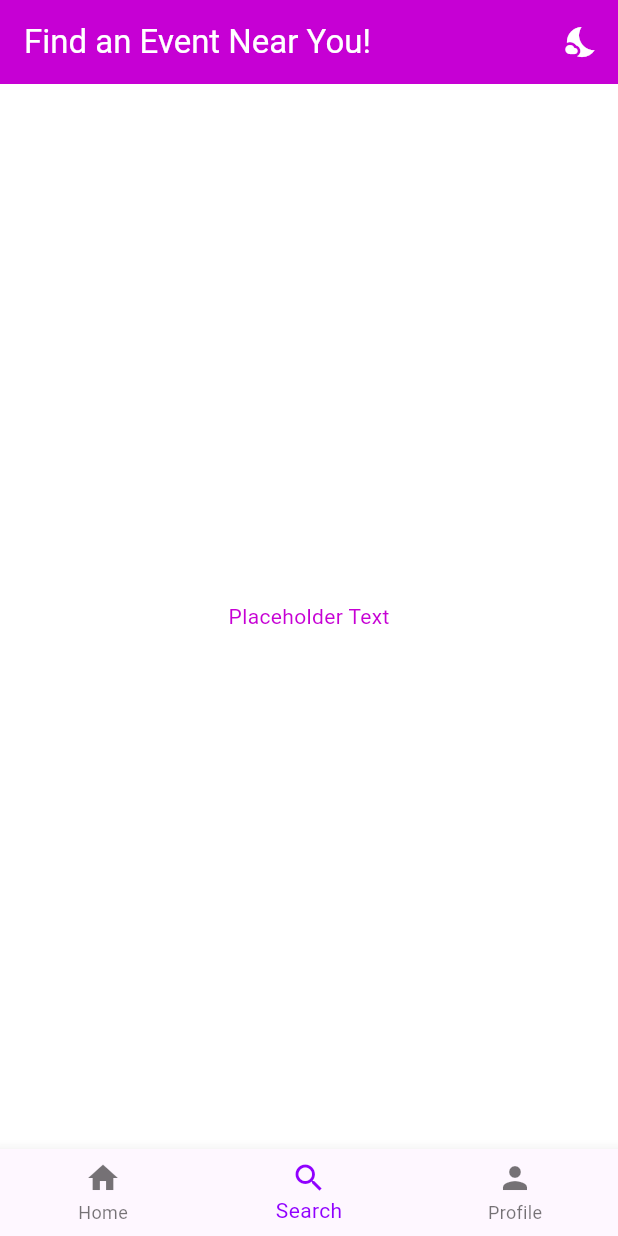
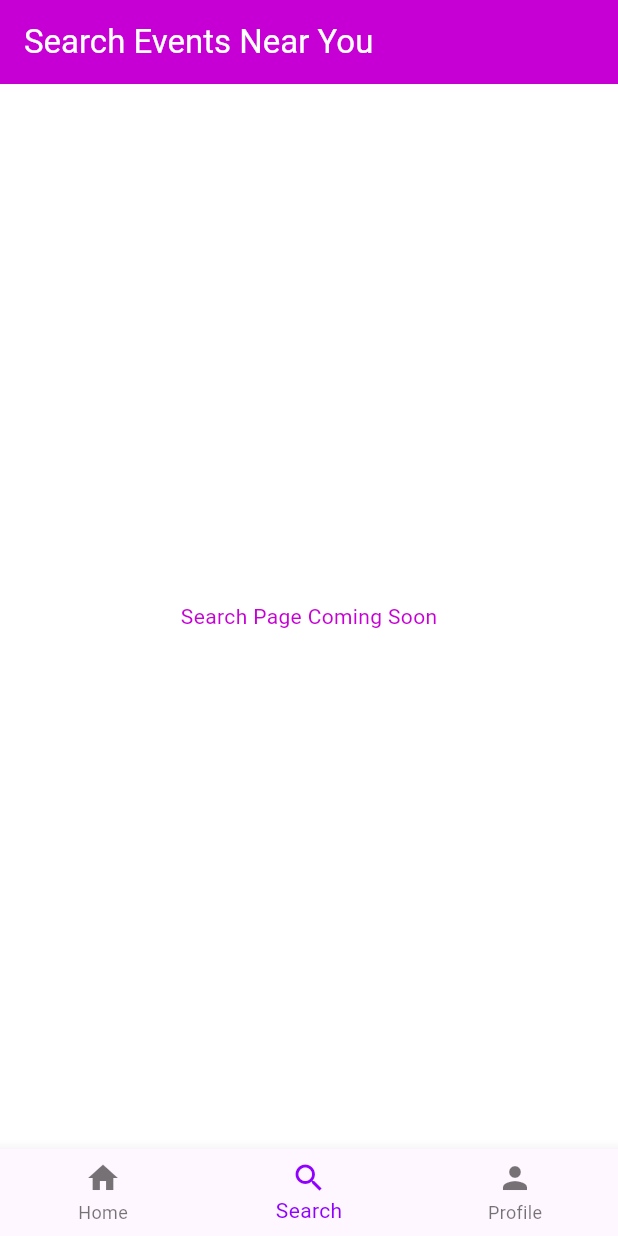
Before and after one commit to ggiacobbe2/events_finder_app, a Flutter app: the screen it shows after launch, item 2 of the bottom bar chosen, on a phone screen of 412 x 824 dp. Run offline on Flutter 3.47's test engine with Material 3 defaults, Android fonts, the light colour scheme and no system bars.

Commit message:
separated the profile and search page into 2 additional dart files

```diff
--- a/lib/main.dart
+++ b/lib/main.dart
@@ -1,4 +1,6 @@
 import 'package:flutter/material.dart';
+import 'search.dart';
+import 'profile.dart';
 
 void main() {
   runApp(MyApp());
@@ -92,8 +94,7 @@
     });
   }
 
-  @override
-  Widget build(BuildContext context) {
+  Widget _buildHomePage() {
     return Scaffold(
       appBar: AppBar(
         title: Text(
@@ -109,10 +110,8 @@
           ),
         ],
       ),
-      body: Center(
-        child: _selectedIndex == 0
-          ? Padding(
-            padding: EdgeInsets.all(30.0),
+      body: Padding(
+        padding: const EdgeInsets.all(30.0),
         child: GridView.count(
           crossAxisCount: 3,
           crossAxisSpacing: 10,
@@ -132,22 +131,27 @@
                   child: Text(
                     category,
                     textAlign: TextAlign.center,
-                        style: TextStyle(
-                          fontSize: 16,
-                        ),
+                    style: const TextStyle(fontSize: 16),
                   ),
                 ),
               ),
             );
           }).toList(),
         ),
-          )
-        : Center(
-            child: Text(
-              "Placeholder Text",
       ),
-          ),
-      ),
+    );
+  }
+
+  @override
+  Widget build(BuildContext context) {
+    final List<Widget> pages = [
+      _buildHomePage(),
+      const SearchPage(),
+      const ProfilePage(),
+    ];
+
+    return Scaffold(
+      body: pages[_selectedIndex],
       bottomNavigationBar: BottomNavigationBar(
         items: const <BottomNavigationBarItem>[
           BottomNavigationBarItem(
--- /dev/null
+++ b/lib/profile.dart
@@ -0,0 +1,20 @@
+import 'package:flutter/material.dart';
+
+class ProfilePage extends StatelessWidget {
+  const ProfilePage({Key? key}) : super(key: key);
+
+  @override
+  Widget build(BuildContext context) {
+    return Scaffold(
+      appBar: AppBar(
+        title: const Text('Your Profile'),
+      ),
+      body: Center(
+        child: Text(
+          'Profile Page Coming Soon',
+          style: Theme.of(context).textTheme.bodyMedium,
+        ),
+      ),
+    );
+  }
+}
--- /dev/null
+++ b/lib/search.dart
@@ -0,0 +1,20 @@
+import 'package:flutter/material.dart';
+
+class SearchPage extends StatelessWidget {
+  const SearchPage({Key? key}) : super(key: key);
+
+  @override
+  Widget build(BuildContext context) {
+    return Scaffold(
+      appBar: AppBar(
+        title: const Text('Search Events Near You'),
+      ),
+      body: Center(
+        child: Text(
+          'Search Page Coming Soon',
+          style: Theme.of(context).textTheme.bodyMedium,
+        ),
+      ),
+    );
+  }
+}
```
Lines whose indentation alone changed are shown as unchanged.
